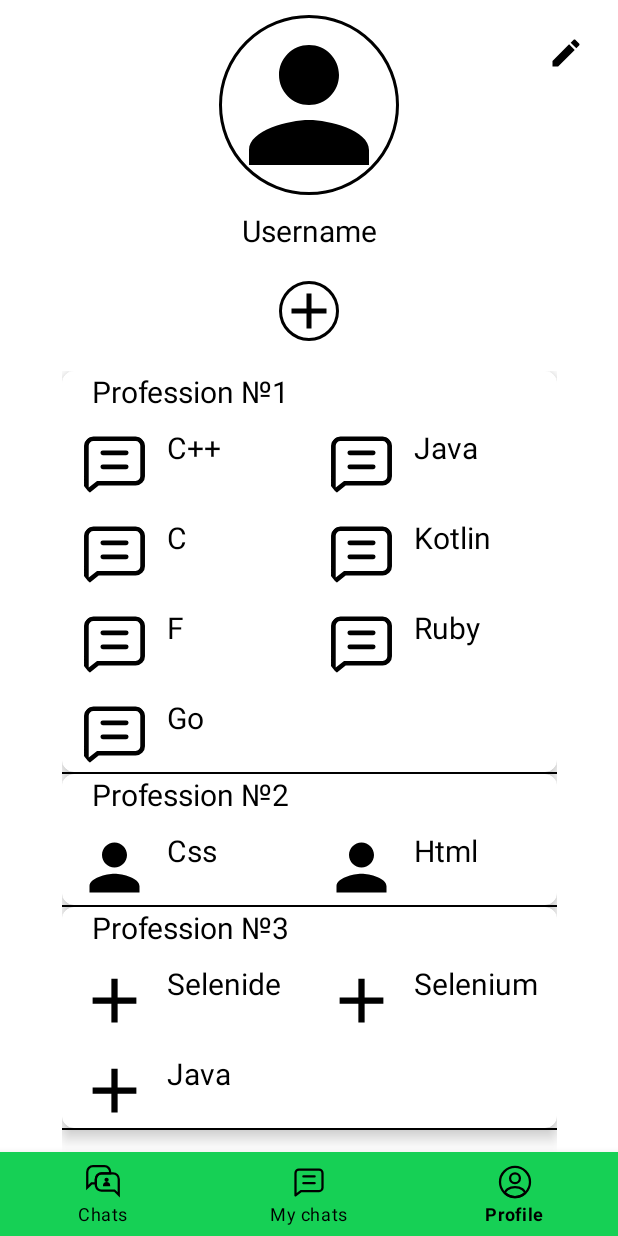
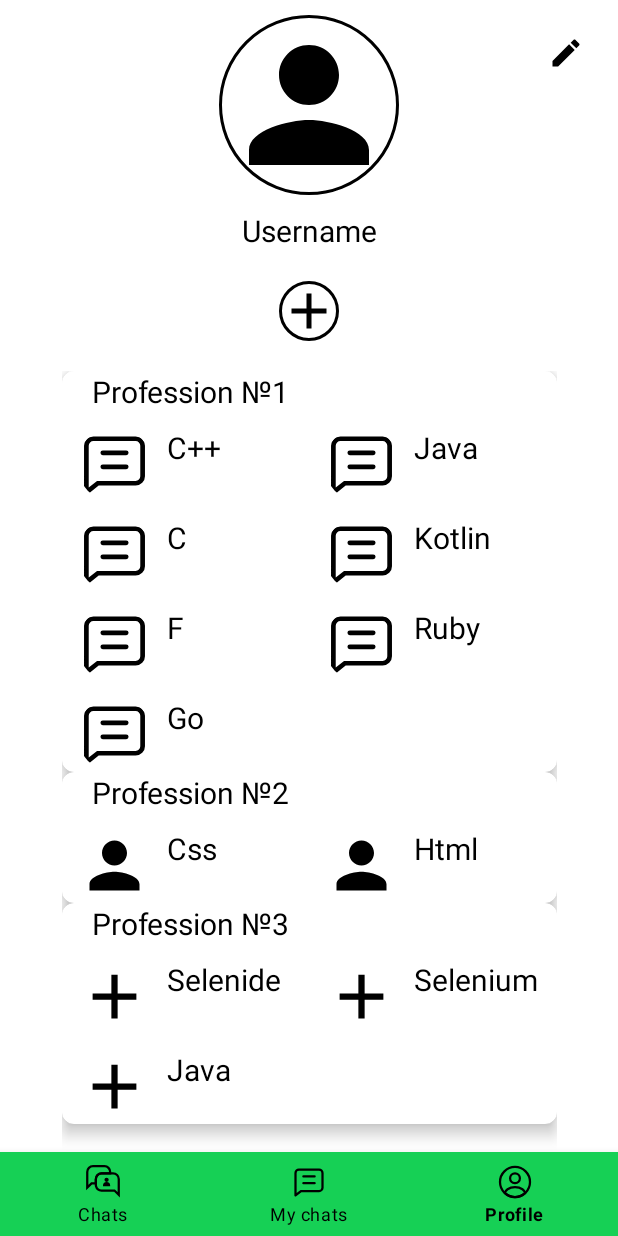
Before and after one commit to sold666/DevTalk, an Android app: the screen it shows after launch (MainActivity), item 3 of the bottom bar chosen, on a phone screen of 412 x 824 dp. Run offline under Robolectric (Android 15) with nearby library versions, the phone set to English and light mode, and no system bars; our stand-ins replace CircleImageView.

Commit message:
deleting delimiter

```diff
--- a/app/src/main/java/com/dev_talk/main/profile/ProfileFragment.kt
+++ b/app/src/main/java/com/dev_talk/main/profile/ProfileFragment.kt
@@ -45,7 +45,6 @@ class ProfileFragment : Fragment() {
                 adapter = ProfileChatsAdapter(professions)
                 setHasFixedSize(true)
                 layoutManager = manager
-                addItemDecoration(getRecyclerViewDivider(context))
             }
         }
     }
@@ -59,15 +58,4 @@ class ProfileFragment : Fragment() {
                 }
             }
     }
-
-    private fun getRecyclerViewDivider(context: Context): DividerItemDecoration {
-        val decoration = DividerItemDecoration(context, DividerItemDecoration.VERTICAL)
-        decoration.setDrawable(
-            ContextCompat.getDrawable(
-                context,
-                com.dev_talk.main.R.drawable.divider
-            )!!
-        )
-        return decoration
-    }
 }
```
